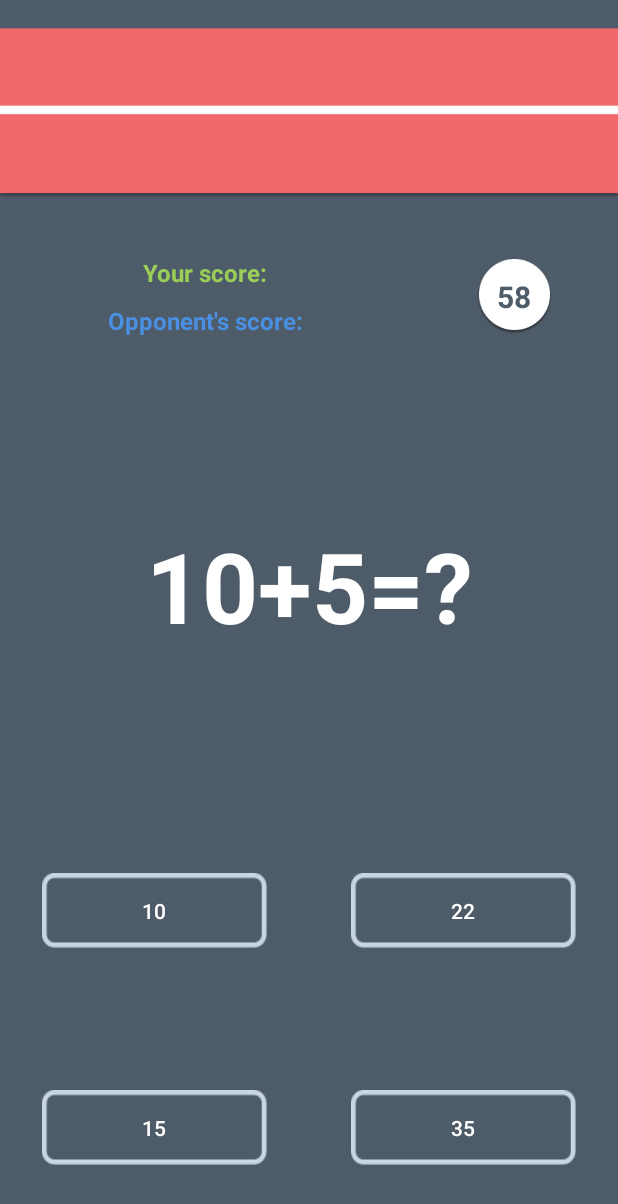
After one commit to iskenxan/Math-marathon, an Android app: the fragment GamePlayFragment shown on its own in the app's theme, on a phone screen of 412 x 824 dp. The commit adds this screen. Shown: the top 1204 px of the screen. Run offline under Robolectric (Android 15) with nearby library versions, the phone set to English and light mode, and no system bars; our stand-ins replace ButterKnife.

Commit message:
started working on the gameplay

```diff
--- a/MathMarathon/app/src/main/java/space/samatov/mathmarathon/view/adapters/StartGameListAdapter.java
+++ b/MathMarathon/app/src/main/java/space/samatov/mathmarathon/view/adapters/StartGameListAdapter.java
@@ -56,12 +56,14 @@ public class StartGameListAdapter extends RecyclerView.Adapter {
         TextView mPlayTextView;
         int mPosition;
 
+
         public ViewHolder(View itemView) {
             super(itemView);
             mProfileImageView=itemView.findViewById(R.id.StartGameItemProfileImageView);
             mUsernameTextView=itemView.findViewById(R.id.StartGameItemUsername);
             mPlayTextView=itemView.findViewById(R.id.StartGamePlayTextView);
         }
+
 
         private void bind(int position){
             mPosition=position;
@@ -71,6 +73,7 @@ public class StartGameListAdapter extends RecyclerView.Adapter {
             mPlayTextView.setOnClickListener(this);
         }
 
+
         @Override
         public void onUserDataExtracted(User user) {
             Picasso.with(mProfileImageView.getContext()).load(user.getPhotoUrl()).placeholder(R.drawable.profile_placeholder).into(mProfileImageView);
@@ -78,7 +81,7 @@ public class StartGameListAdapter extends RecyclerView.Adapter {
 
         @Override
         public void onClick(View view) {
-
+            mListener.onStartGameItemClicked(mPosition);
         }
     }
 }
--- /dev/null
+++ b/MathMarathon/app/src/main/java/space/samatov/mathmarathon/view/fragments/GamePlayFragment.java
@@ -0,0 +1,96 @@
+package space.samatov.mathmarathon.view.fragments;
+
+import android.os.Bundle;
+import android.os.CountDownTimer;
+import android.support.annotation.Nullable;
+import android.support.v4.app.Fragment;
+import android.view.LayoutInflater;
+import android.view.View;
+import android.view.ViewGroup;
+import android.widget.Button;
+import android.widget.TextView;
+import android.widget.Toast;
+
+import butterknife.BindView;
+import butterknife.ButterKnife;
+import butterknife.OnClick;
+import space.samatov.mathmarathon.R;
+import space.samatov.mathmarathon.model.QuestionGenerator;
+
+/**
+ * Created by iskenxan on 11/8/17.
+ */
+
+public class GamePlayFragment extends Fragment {
+
+
+    @BindView(R.id.TimerTextView)TextView mTimerTextView;
+    @BindView(R.id.YourScoreTextView)TextView mYourScoreTextView;
+    @BindView(R.id.OpponentScoreTextView)TextView mOpponentScoreTextView;
+    @BindView(R.id.QuestionTextView)TextView mQuestionTextView;
+    @BindView(R.id.firstAnswerButton)Button mFirstAnswer;
+    @BindView(R.id.secondAnswerButton)Button mSecondAnswer;
+    @BindView(R.id.thirdAnswerButton)Button mThirdAnswer;
+    @BindView(R.id.fourthAnswerButton)Button mFourthAnswer;
+
+    CountDownTimer mTimer;
+    QuestionGenerator mQuestionGenerator;
+    boolean mIsPlaying =false;
+    int mTimerValue=60;
+
+    @Nullable
+    @Override
+    public View onCreateView(LayoutInflater inflater, @Nullable ViewGroup container, @Nullable Bundle savedInstanceState) {
+        View view=inflater.inflate(R.layout.fragment_gameplay,container,false);
+        ButterKnife.bind(this,view);
+
+        mQuestionGenerator=new QuestionGenerator(15,100);
+
+        startTimer();
+
+
+        return view;
+    }
+
+
+
+    private void startTimer(){
+        mTimer=new CountDownTimer(60000,1000) {
+            @Override
+            public void onTick(long l) {
+                mTimerValue--;
+                mTimerTextView.setText(mTimerValue+"");
+            }
+
+            @Override
+            public void onFinish() {
+                Toast.makeText(getContext(),"Game over!",Toast.LENGTH_SHORT).show();
+            }
+        };
+        mTimer.start();
+        mIsPlaying =true;
+    }
+
+
+    @OnClick(R.id.firstAnswerButton)
+    public void onFirstButtonClicked(){
+
+    }
+
+    @OnClick(R.id.secondAnswerButton)
+    public void onSecondButtonClicked(){
+
+    }
+
+    @OnClick(R.id.thirdAnswerButton)
+    public void onThirdButtonClicked(){
+
+    }
+
+    @OnClick(R.id.fourthAnswerButton)
+    public void onFourthButtonClicked(){
+
+    }
+
+
+}
--- a/MathMarathon/app/src/main/java/space/samatov/mathmarathon/view/fragments/StartGameFragment.java
+++ b/MathMarathon/app/src/main/java/space/samatov/mathmarathon/view/fragments/StartGameFragment.java
@@ -70,7 +70,8 @@ public class StartGameFragment extends Fragment implements OnExtracUserListener,
 
     @Override
     public void onStartGameItemClicked(int position) {
-
+        String username=mCurrentUser.getFriendList().get(position);
+        FragmentFactory.startLoadingGameFragment((AppCompatActivity) getActivity(),username);
     }
 
 
--- /dev/null
+++ b/MathMarathon/app/src/main/res/layout/fragment_gameplay.xml
@@ -0,0 +1,142 @@
+<?xml version="1.0" encoding="utf-8"?>
+<LinearLayout
+    xmlns:android="http://schemas.android.com/apk/res/android"
+    android:orientation="vertical"
+    android:layout_width="match_parent"
+    android:layout_height="match_parent"
+    android:background="@color/darkNavyColor">
+<ImageView
+    android:layout_width="match_parent"
+    android:layout_height="150dp"
+    android:src="@drawable/runnning_track"/>
+    <LinearLayout
+        android:layout_width="match_parent"
+        android:layout_height="0dp"
+        android:orientation="horizontal"
+        android:layout_weight="1">
+        <LinearLayout
+            android:layout_width="0dp"
+            android:orientation="vertical"
+            android:gravity="center"
+            android:layout_height="match_parent"
+            android:layout_weight="2">
+            <TextView
+                android:layout_width="wrap_content"
+                android:layout_height="wrap_content"
+                android:layout_marginBottom="10dp"
+                android:textStyle="bold"
+                android:textSize="16sp"
+                android:id="@+id/YourScoreTextView"
+                android:textColor="#99CE58"
+                android:text="Your score:"/>
+            <TextView
+                android:layout_width="wrap_content"
+                android:layout_height="wrap_content"
+                android:textStyle="bold"
+                android:textSize="16sp"
+                android:id="@+id/OpponentScoreTextView"
+                android:textColor="#4A90E2"
+                android:text="Opponent's score:"/>
+
+        </LinearLayout>
+        <LinearLayout
+            android:layout_width="0dp"
+            android:layout_height="match_parent"
+            android:gravity="center"
+            android:layout_weight="1">
+            <TextView
+                android:layout_width="50dp"
+                android:text="56"
+                android:gravity="center"
+                android:textColor="@color/darkNavyColor"
+                android:textSize="20sp"
+                android:id="@+id/TimerTextView"
+                android:textStyle="bold"
+                android:layout_height="50dp"
+                android:background="@drawable/timer_bg"/>
+        </LinearLayout>
+    </LinearLayout>
+    <LinearLayout
+        android:layout_width="match_parent"
+        android:layout_height="0dp"
+        android:layout_weight="3">
+        <TextView
+            android:layout_width="match_parent"
+            android:layout_height="match_parent"
+            android:gravity="center"
+            android:text="10+5=?"
+            android:id="@+id/QuestionTextView"
+            android:textSize="65sp"
+            android:textStyle="bold"
+            android:textColor="@android:color/white"/>
+    </LinearLayout>
+    <LinearLayout
+        android:layout_width="match_parent"
+        android:layout_height="0dp"
+        android:orientation="vertical"
+        android:layout_weight="3">
+        <LinearLayout
+            android:layout_width="match_parent"
+            android:layout_height="0dp"
+            android:orientation="horizontal"
+            android:layout_weight="1">
+            <LinearLayout
+                android:layout_width="0dp"
+                android:layout_height="match_parent"
+                android:gravity="center"
+                android:layout_weight="1">
+                <Button
+                    android:layout_width="150dp"
+                    android:layout_height="50dp"
+                    android:text="10"
+                    android:id="@+id/firstAnswerButton"
+                    android:textColor="@android:color/white"
+                    android:background="@drawable/answer_button_idle"/>
+            </LinearLayout>
+            <LinearLayout
+                android:layout_width="0dp"
+                android:layout_height="match_parent"
+                android:gravity="center"
+                android:layout_weight="1">
+                <Button
+                    android:layout_width="150dp"
+                    android:layout_height="50dp"
+                    android:text="22"
+                    android:id="@+id/secondAnswerButton"
+                    android:textColor="@android:color/white"
+                    android:background="@drawable/answer_button_idle"/>
+            </LinearLayout>
+        </LinearLayout>
+        <LinearLayout
+            android:layout_width="match_parent"
+            android:layout_height="0dp"
+            android:layout_weight="1">
+            <LinearLayout
+                android:layout_width="0dp"
+                android:layout_height="match_parent"
+                android:gravity="center"
+                android:layout_weight="1">
+                <Button
+                    android:layout_width="150dp"
+                    android:layout_height="50dp"
+                    android:text="15"
+                    android:id="@+id/thirdAnswerButton"
+                    android:textColor="@android:color/white"
+                    android:background="@drawable/answer_button_idle"/>
+            </LinearLayout>
+            <LinearLayout
+                android:layout_width="0dp"
+                android:layout_height="match_parent"
+                android:gravity="center"
+                android:layout_weight="1">
+                <Button
+                    android:layout_width="150dp"
+                    android:layout_height="50dp"
+                    android:text="35"
+                    android:id="@+id/fourthAnswerButton"
+                    android:textColor="@android:color/white"
+                    android:background="@drawable/answer_button_idle"/>
+            </LinearLayout>
+        </LinearLayout>
+    </LinearLayout>
+</LinearLayout>
```
Also changed, not shown: MathMarathon/app/src/main/java/space/samatov/mathmarathon/model/FirebaseManager.java (+15 -0 lines), MathMarathon/app/src/main/java/space/samatov/mathmarathon/model/Question.java (added, +38 -0 lines), MathMarathon/app/src/main/java/space/samatov/mathmarathon/model/QuestionGenerator.java (added, +132 -0 lines), MathMarathon/app/src/main/java/space/samatov/mathmarathon/model/utils/Formatter.java (+23 -0 lines), MathMarathon/app/src/main/java/space/samatov/mathmarathon/model/utils/FragmentFactory.java (+28 -2 lines), MathMarathon/app/src/main/java/space/samatov/mathmarathon/view/fragments/LoadingGameFragment.java (+81 -8 lines).
